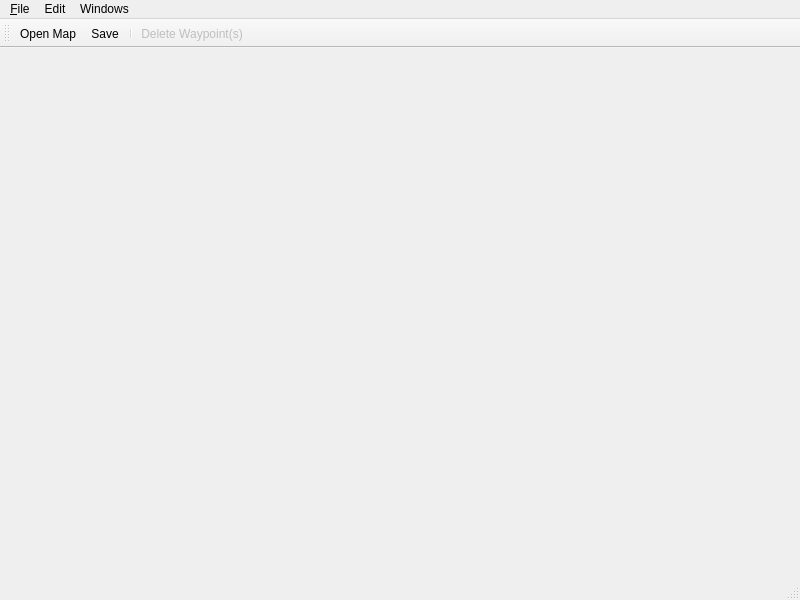
The window that delta3d/utilities/AIUtility/mainwindow.ui (delta3d/delta3d) describes before a commit, drawn with Qt 5.
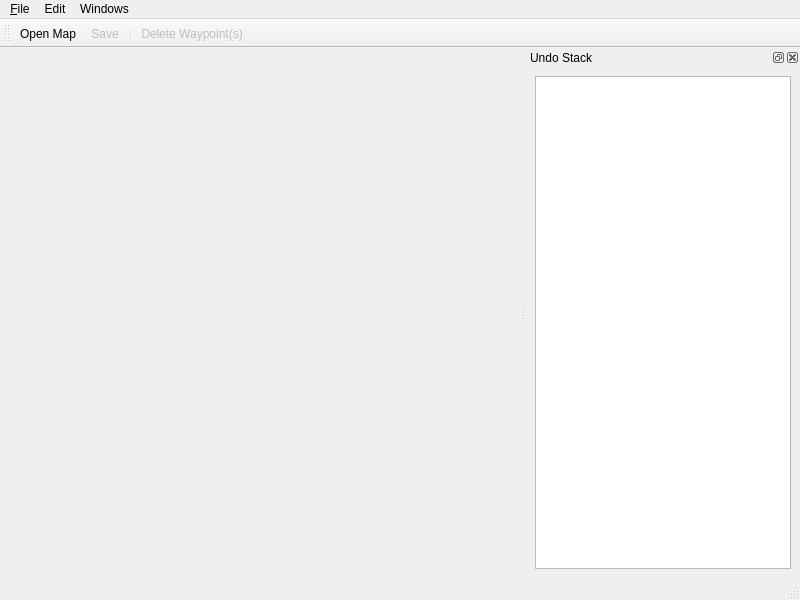
The same window after the commit. Icons and pictures are not drawn.

Commit message: Added ability to undo/redo the deleting of a waypoint in the AIUtility.  Now also displays the Undo Stack of commands in a DockWidget. Cleaned up some of the UI to display when it has been modified, enable/disable the Save action, etc.

Patch:
```diff
--- a/delta3d/utilities/AIUtility/mainwindow.ui
+++ b/delta3d/utilities/AIUtility/mainwindow.ui
@@ -70,6 +70,21 @@
    <addaction name="separator"/>
    <addaction name="mActionDeleteSelectedWaypoints"/>
   </widget>
+  <widget class="QDockWidget" name="undoStack">
+   <property name="windowTitle">
+    <string>Undo Stack</string>
+   </property>
+   <attribute name="dockWidgetArea">
+    <number>2</number>
+   </attribute>
+   <widget class="QWidget" name="dockWidgetContents">
+    <layout class="QHBoxLayout" name="horizontalLayout">
+     <item>
+      <widget class="QUndoView" name="undoView"/>
+     </item>
+    </layout>
+   </widget>
+  </widget>
   <action name="actionQuit">
    <property name="text">
     <string>Quit</string>
@@ -130,6 +145,9 @@
    </property>
   </action>
   <action name="mActionSave">
+   <property name="enabled">
+    <bool>false</bool>
+   </property>
    <property name="icon">
     <iconset resource="AIUtilityResources.qrc">
      <normaloff>:/STAGE/icons/savemap_small.png</normaloff>:/STAGE/icons/savemap_small.png</iconset>
@@ -173,6 +191,13 @@
    </property>
   </action>
  </widget>
+ <customwidgets>
+  <customwidget>
+   <class>QUndoView</class>
+   <extends>QListView</extends>
+   <header>qundoview.h</header>
+  </customwidget>
+ </customwidgets>
  <resources>
   <include location="AIUtilityResources.qrc"/>
  </resources>
```
Left out of the diff: 2 changed lines with no effect on the pictures. The commit also changes 9 other files.
